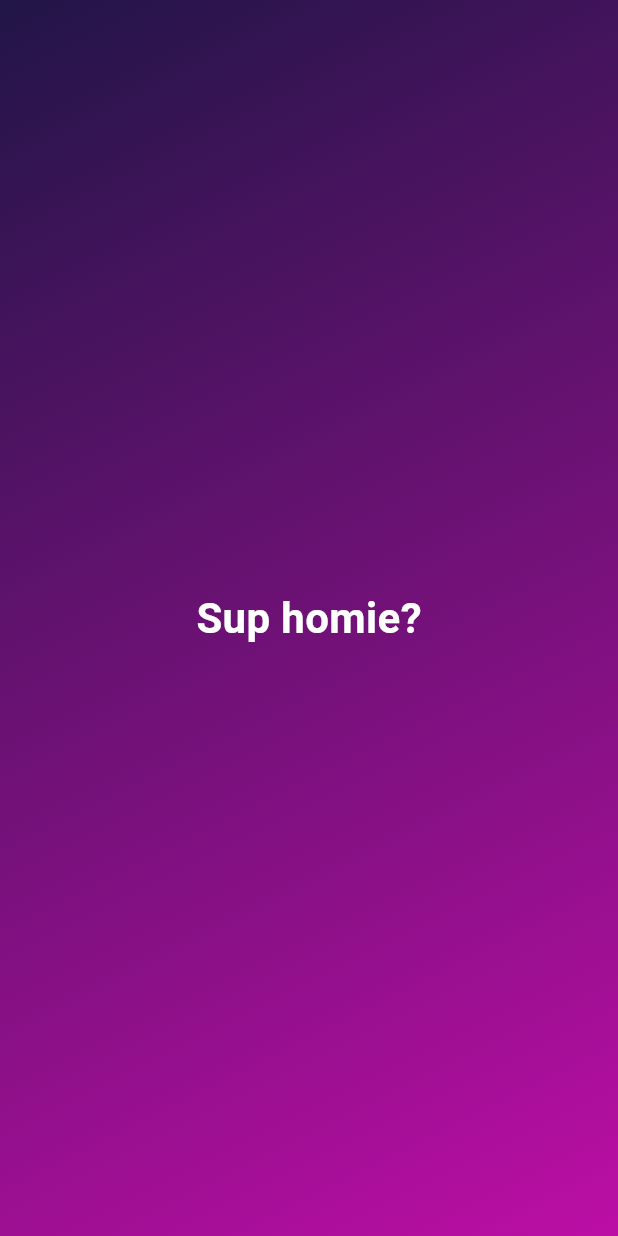
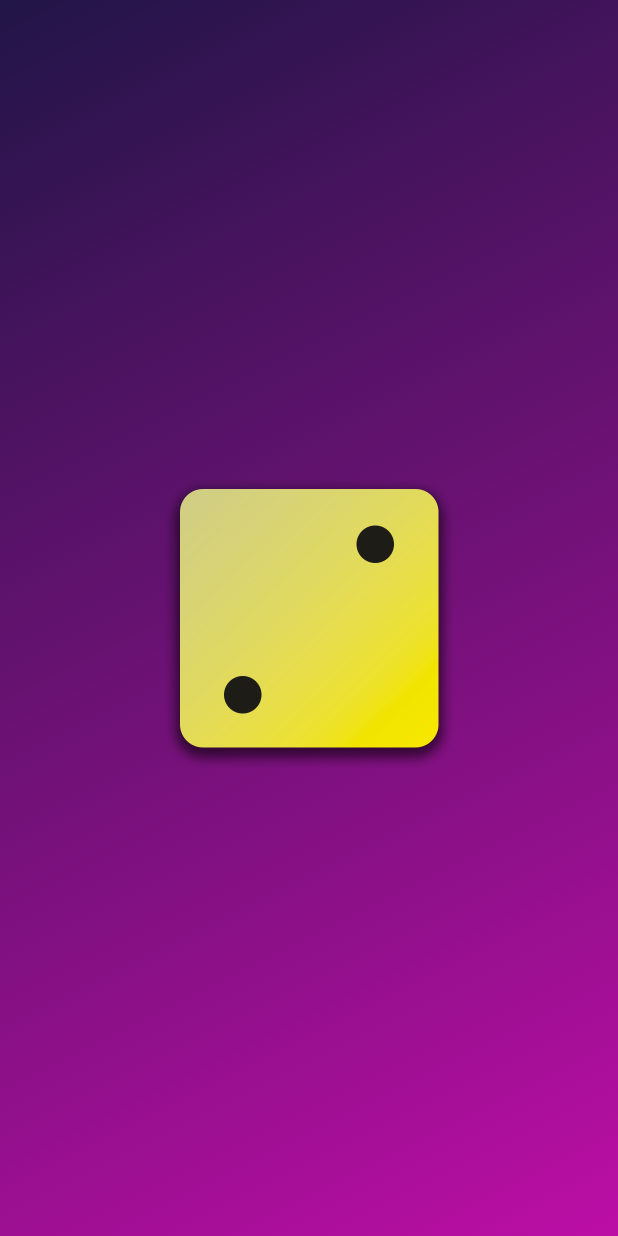
Before and after one commit to jhnnyk/first_flutter_app, a Flutter app: the screen it shows after launch, on a phone screen of 412 x 824 dp. Run offline on Flutter 3.47's test engine with Material 3 defaults, Android fonts, the phone set to English and light mode, and no system bars.

```diff
--- a/lib/gradient_container.dart
+++ b/lib/gradient_container.dart
@@ -1,5 +1,4 @@
 import 'package:flutter/material.dart';
-import 'package:first_app/styled_text.dart';
 
 const startAlignment = Alignment.topLeft;
 const endAlignment = Alignment.bottomRight;
@@ -20,8 +19,11 @@ class GradientContainer extends StatelessWidget {
           end: endAlignment,
         ),
       ),
-      child: const Center(
-        child: StyledText('Sup homie?'),
+      child: Center(
+        child: Image.asset(
+          'assets/images/dice-2.png',
+          width: 200,
+        ),
       ),
     );
   }
```
Also changed, not shown: pubspec.yaml (+7 -3 lines), assets/images/dice-1.png (added), assets/images/dice-2.png (added), assets/images/dice-3.png (added), assets/images/dice-4.png (added), assets/images/dice-5.png (added), assets/images/dice-6.png (added).
